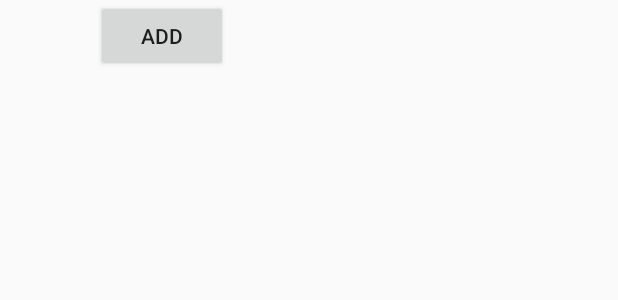
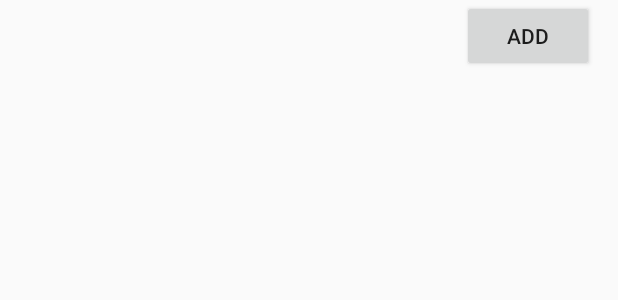
Before and after one commit to thiagonazareth/computacaoUbiquaProjetoFinal, an Android app: the layout fragment_item.xml on its own in the app's theme, with its tools: preview values and no code run, on a phone screen of 412 x 824 dp. Shown: the top 300 px of the screen. Run offline under Robolectric (Android 15) with nearby library versions, the phone set to English and light mode, and no system bars.

Commit message:
ajustando visulaizacao

```diff
--- a/app/src/main/java/ic/uff/br/computacaoubiqua/database/user/UserDao.java
+++ b/app/src/main/java/ic/uff/br/computacaoubiqua/database/user/UserDao.java
@@ -18,8 +18,8 @@ public interface UserDao {
     @Query("SELECT * FROM user")
     List<User> getAll();
 
-    @Query("SELECT * FROM user WHERE uid IN (:userIds)")
-    List<User> loadAllByIds(int[] userIds);
+    @Query("SELECT * FROM user WHERE mac_address IN (:macAddress)")
+    List<User> loadAllByIds(int[] macAddress);
 
     @Query("SELECT * FROM user WHERE first_name LIKE :first AND last_name LIKE :last LIMIT 1")
     User findByName(String first, String last);
--- a/app/src/main/java/ic/uff/br/computacaoubiqua/database/user/UserViewModel.java
+++ b/app/src/main/java/ic/uff/br/computacaoubiqua/database/user/UserViewModel.java
@@ -16,9 +16,6 @@ public class UserViewModel extends AndroidViewModel {
 
     public UserViewModel(@NonNull Application application) {
         super(application);
-
-//        AppDatabase.getInstance(getApplication()).userDao().insertAll(new User(first_name,"TESTE",device.getAddress(),"É um cara bem legal", "eu mesmo", "maternidade"));
-
         userList = AppDatabase.getInstance(getApplication()).userDao().getAllinLiveData();
     }
 
--- a/app/src/main/res/layout/fragment_item.xml
+++ b/app/src/main/res/layout/fragment_item.xml
@@ -7,35 +7,23 @@
     android:layout_height="wrap_content">
 
     <TextView
-        android:id="@+id/item_number"
+        android:id="@+id/content"
         android:layout_width="wrap_content"
         android:layout_height="wrap_content"
         android:layout_marginStart="16dp"
         android:layout_marginLeft="16dp"
+        android:layout_marginTop="16dp"
         android:textAppearance="?attr/textAppearanceListItem"
-        app:layout_constraintBottom_toBottomOf="parent"
         app:layout_constraintStart_toStartOf="parent"
-        app:layout_constraintTop_toTopOf="parent" />
-
-    <TextView
-        android:id="@+id/content"
-        android:layout_width="wrap_content"
-        android:layout_height="wrap_content"
-        android:layout_marginEnd="15dp"
-        android:layout_marginRight="15dp"
-        android:textAppearance="?attr/textAppearanceListItem"
-        app:layout_constraintBottom_toBottomOf="parent"
-        app:layout_constraintEnd_toStartOf="@+id/button"
         app:layout_constraintTop_toTopOf="parent" />
 
     <Button
         android:id="@+id/button"
         android:layout_width="wrap_content"
         android:layout_height="wrap_content"
-        android:layout_marginStart="64dp"
-        android:layout_marginLeft="64dp"
+        android:layout_marginEnd="16dp"
+        android:layout_marginRight="16dp"
         android:text="@string/btnAdd"
-        app:layout_constraintBottom_toBottomOf="parent"
-        app:layout_constraintStart_toStartOf="parent" />
+        app:layout_constraintEnd_toEndOf="parent" />
 
 </android.support.constraint.ConstraintLayout>
```
Also changed, not shown: app/src/main/java/ic/uff/br/computacaoubiqua/activities/MyAdapter.java (+9 -14 lines), app/src/main/java/ic/uff/br/computacaoubiqua/database/user/User.java (+5 -17 lines), app/src/main/java/ic/uff/br/computacaoubiqua/services/BluetoothService.java (+2 -6 lines).
